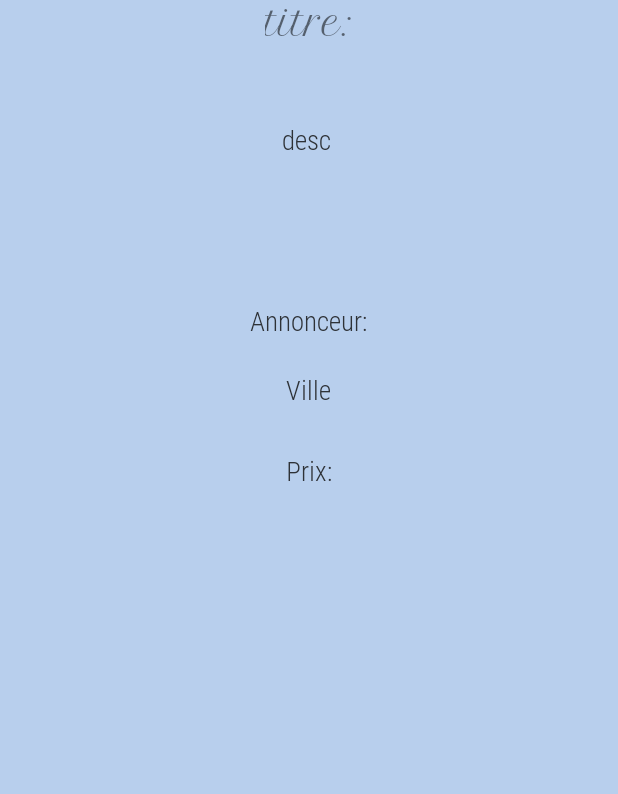
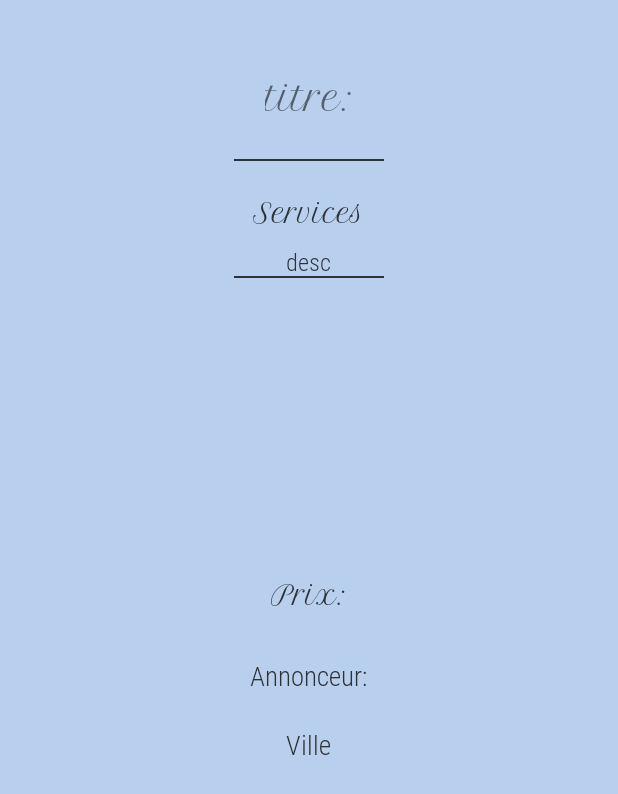
Before and after one commit to Liombe/AppMob, an Android app: the layout layout_card.xml on its own in the app's theme, with its tools: preview values and no code run, on a phone screen of 412 x 824 dp. Shown: the top 794 px of the screen. Run offline under Robolectric (Android 15) with nearby library versions, the phone set to English and light mode, and no system bars.

Commit message:
Design card

```diff
--- a/app/src/main/java/com/dubalais/android/SignupActivity.java
+++ b/app/src/main/java/com/dubalais/android/SignupActivity.java
@@ -138,6 +138,7 @@ public class SignupActivity extends AppCompatActivity implements OnClickListener
                     check.setText(title);
                     check.setTextColor(ContextCompat.getColor(SignupActivity.this, R.color.grisClair));
                     check.setLeft(100);
+                    check.setInputType(InputType.TYPE_NUMBER_FLAG_DECIMAL);
                     checkBoxes.add(check);
 
                     final EditText price = new EditText(SignupActivity.this);
@@ -373,14 +374,14 @@ public class SignupActivity extends AppCompatActivity implements OnClickListener
             return false;
         }
 
-        fournisseur.put("name", inputName.getText().toString().trim());
-        fournisseur.put("firstname", inputFirstname.getText().toString().trim());
+        demandeur.put("name", inputName.getText().toString().trim());
+        demandeur.put("firstname", inputFirstname.getText().toString().trim());
         Address address = new Address(
                 inputVoie.getText().toString().trim(),
                 Long.parseLong(inputZip.getText().toString().trim()),
                 inputCity.getText().toString().trim());
-        fournisseur.put("address", address);
-        fournisseur.put("phone", inputPhone.getText().toString().trim());
+        demandeur.put("address", address);
+        demandeur.put("phone", inputPhone.getText().toString().trim());
 
         return true;
     }
--- a/app/src/main/java/com/dubalais/android/adapter/AdvertAdapter.java
+++ b/app/src/main/java/com/dubalais/android/adapter/AdvertAdapter.java
@@ -21,7 +21,7 @@ import java.util.List;
  */
 
 public class AdvertAdapter extends ArrayAdapter<Advert> {
-    //tweets est la liste des models à afficher
+    //ads est la liste des models à afficher
 
     public AdvertAdapter(Context context, List<Advert> ads) {
         super(context, 0, ads);
--- a/app/src/main/java/com/dubalais/android/adapter/SwipeCardAdapter.java
+++ b/app/src/main/java/com/dubalais/android/adapter/SwipeCardAdapter.java
@@ -1,6 +1,7 @@
 package com.dubalais.android.adapter;
 
 import android.content.Context;
+import android.text.TextUtils;
 import android.view.View;
 import android.view.ViewGroup;
 import android.widget.ArrayAdapter;
@@ -28,7 +29,9 @@ public class SwipeCardAdapter extends ArrayAdapter<Advert> {
     public View getView(int position, final View contentView, ViewGroup parent){
 
         TextView t_titre=(TextView)(contentView.findViewById(R.id.texttitre));
-        t_titre.setText(card_list.get(position).getTitle());
+        String titre = card_list.get(position).getTitle();
+        titre = titre.substring(0,1).toUpperCase() + titre.substring(1);
+        t_titre.setText(titre);
 
         TextView t_prix = (TextView)(contentView.findViewById(R.id.textprix));
         t_prix.setText(card_list.get(position).getstringprice()+"€");
--- a/app/src/main/java/com/dubalais/android/models/Advert.java
+++ b/app/src/main/java/com/dubalais/android/models/Advert.java
@@ -93,7 +93,7 @@ public class Advert {
     }
 
     public  String getchore(){
-        String s="Les tâches:\n";
+        String s="";
         for (int i=0;i<this.chores.size();i++){
             s+=this.chores.get(i).title+"\n";
         }
--- a/app/src/main/java/com/dubalais/android/models/User.java
+++ b/app/src/main/java/com/dubalais/android/models/User.java
@@ -24,7 +24,7 @@ public class User {
     public int rayon;
     public List<Double> prices;
     public List<Chore> chores;
-    private String phone;
+    public String phone;
 
 
     public User(){
@@ -111,6 +111,7 @@ public class User {
         if(type.equals("fournisseur")){
             result.put("chores", chores);
             result.put("prices", prices);
+            result.put("rayon", rayon);
         }
 
 
@@ -126,6 +127,7 @@ public class User {
         if(this.type.equals("fournisseur")){
            this.chores  = (ArrayList<Chore>) input.get("chores");
            this.prices  = (ArrayList<Double>) input.get("prices");
+           this.rayon = Integer.parseInt((String)input.get("rayon"));
         }
     }
 }
--- a/app/src/main/res/layout/activity_signup.xml
+++ b/app/src/main/res/layout/activity_signup.xml
@@ -322,7 +322,7 @@
                         android:background="@android:color/transparent"
                         android:fontFamily="@font/robotolight"
                         android:hint="Code Postal"
-                        android:inputType="text"
+                        android:inputType="number"
                         android:maxLines="1"
                         android:paddingLeft="15dp"
                         android:singleLine="true"
@@ -622,7 +622,7 @@
                         android:background="@android:color/transparent"
                         android:fontFamily="@font/robotolight"
                         android:hint="Code Postal"
-                        android:inputType="text"
+                        android:inputType="text|number"
                         android:maxLines="1"
                         android:paddingLeft="15dp"
                         android:singleLine="true"
--- a/app/src/main/res/layout/layout_card.xml
+++ b/app/src/main/res/layout/layout_card.xml
@@ -8,57 +8,90 @@
     <TextView
         android:layout_width="wrap_content"
         android:layout_height="wrap_content"
+        android:layout_marginTop="50dp"
         android:fontFamily="@font/petitformalscript"
         android:id="@+id/texttitre"
         android:layout_centerHorizontal="true"
         android:textSize="24sp"
-        android:text="titre:" />
+        android:text="titre:"
+        android:textAlignment="center" />
+
+    <View
+        android:id="@+id/line1"
+        android:layout_width="100dp"
+        android:layout_height="1dip"
+        android:layout_marginTop="25dp"
+        android:layout_below="@+id/texttitre"
+        android:layout_centerHorizontal="true"
+        android:background="@color/bg_register" />
+
+    <TextView
+        android:id="@+id/textdesctitre"
+        android:layout_width="wrap_content"
+        android:layout_height="wrap_content"
+        android:layout_centerHorizontal="true"
+        android:layout_below="@+id/texttitre"
+        android:layout_marginTop="50dp"
+        android:text="Services"
+        android:textAlignment="center"
+        android:textColor="@color/bg_register"
+        android:textSize="18sp"
+        android:fontFamily="@font/petitformalscript"/>
 
 
     <TextView
         android:id="@+id/textdesc"
         android:layout_width="wrap_content"
         android:layout_height="wrap_content"
-        android:layout_alignEnd="@+id/textville"
-        android:layout_alignRight="@+id/textville"
-        android:layout_below="@+id/texttitre"
-        android:layout_marginTop="50dp"
+        android:layout_centerHorizontal="true"
+        android:layout_below="@+id/textdesctitre"
+        android:layout_marginTop="10dp"
         android:fontFamily="@font/robotolight"
         android:text="desc"
+        android:textAlignment="center"
         android:textColor="@color/bg_register"
-        android:textSize="18sp" />
+        android:textSize="16sp" />
+
+    <View
+        android:id="@+id/line2"
+        android:layout_width="100dp"
+        android:layout_height="1dip"
+        android:layout_marginTop="25dp"
+        android:layout_above="@+id/textprix"
+        android:layout_centerHorizontal="true"
+        android:background="@color/bg_register" />
+
+    <TextView
+        android:id="@+id/textprix"
+        android:layout_width="wrap_content"
+        android:layout_height="wrap_content"
+        android:layout_below="@id/textdesc"
+        android:textColor="@color/bg_register"
+        android:textSize="18sp"
+        android:layout_centerHorizontal="true"
+        android:layout_marginTop="200dp"
+        android:text="Prix:"
+        android:fontFamily="@font/petitformalscript"/>
+
+
 
     <TextView
         android:id="@+id/textanonceur"
         android:layout_width="wrap_content"
         android:layout_height="wrap_content"
-        android:layout_below="@+id/textdesc"
+        android:layout_below="@+id/textprix"
         android:fontFamily="@font/robotolight"
         android:textColor="@color/bg_register"
         android:textSize="18sp"
         android:layout_centerHorizontal="true"
-        android:layout_marginTop="96dp"
+        android:layout_marginTop="30dp"
         android:text="Annonceur:" />
-
-    <TextView
-        android:id="@+id/textprix"
-        android:layout_width="wrap_content"
-        android:layout_height="wrap_content"
-        android:layout_below="@id/textanonceur"
-        android:fontFamily="@font/robotolight"
-        android:textColor="@color/bg_register"
-        android:textSize="18sp"
-        android:layout_centerHorizontal="true"
-        android:layout_marginTop="75dp"
-        android:text="Prix:" />
 
     <TextView
         android:id="@+id/textville"
         android:layout_width="wrap_content"
         android:layout_height="wrap_content"
-
-        android:layout_alignLeft="@+id/textprix"
-        android:layout_alignStart="@+id/textprix"
+        android:layout_centerHorizontal="true"
         android:layout_below="@+id/textanonceur"
         android:layout_marginTop="21dp"
         android:fontFamily="@font/robotolight"
```
